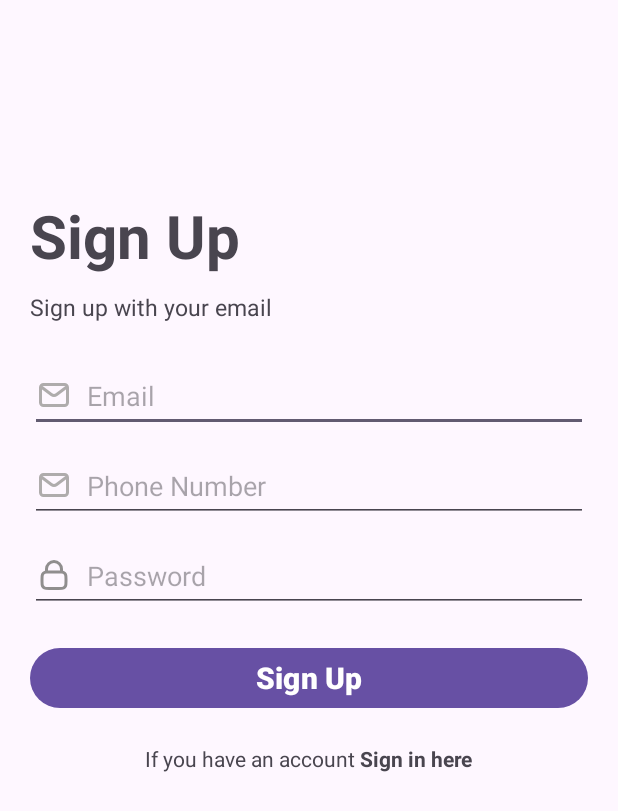
After one commit to huandmse171114/bookstore-mobile, an Android app: the layout signup_layout.xml on its own in the app's theme, with its tools: preview values and no code run, on a phone screen of 412 x 824 dp. The commit adds this screen. Shown: the top 811 px of the screen. Run offline under Robolectric (Android 15) with nearby library versions, the phone set to English and light mode, and no system bars.

Commit message:
layout signin-signup

```diff
--- /dev/null
+++ b/bookstore/app/src/main/res/drawable/email_svgrepo_com.xml
@@ -0,0 +1,19 @@
+<vector xmlns:android="http://schemas.android.com/apk/res/android"
+    android:width="24dp"
+    android:height="24dp"
+    android:viewportWidth="24"
+    android:viewportHeight="24">
+  <path
+      android:pathData="M4,7L10.2,11.65C11.267,12.45 12.733,12.45 13.8,11.65L20,7"
+      android:strokeLineJoin="round"
+      android:strokeWidth="2"
+      android:fillColor="#00000000"
+      android:strokeColor="#afacac"
+      android:strokeLineCap="round"/>
+  <path
+      android:pathData="M5,5L19,5A2,2 0,0 1,21 7L21,17A2,2 0,0 1,19 19L5,19A2,2 0,0 1,3 17L3,7A2,2 0,0 1,5 5z"
+      android:strokeWidth="2"
+      android:fillColor="#00000000"
+      android:strokeColor="#afacac"
+      android:strokeLineCap="round"/>
+</vector>
--- /dev/null
+++ b/bookstore/app/src/main/res/drawable/lock_svgrepo_com.xml
@@ -0,0 +1,13 @@
+<vector xmlns:android="http://schemas.android.com/apk/res/android"
+    android:width="24dp"
+    android:height="24dp"
+    android:viewportWidth="24"
+    android:viewportHeight="24">
+  <path
+      android:pathData="M7,10.029C7.471,10 8.053,10 8.8,10H15.2C15.947,10 16.529,10 17,10.029M7,10.029C6.412,10.065 5.994,10.146 5.638,10.327C5.074,10.615 4.615,11.073 4.327,11.638C4,12.28 4,13.12 4,14.8V16.2C4,17.88 4,18.72 4.327,19.362C4.615,19.927 5.074,20.385 5.638,20.673C6.28,21 7.12,21 8.8,21H15.2C16.88,21 17.72,21 18.362,20.673C18.927,20.385 19.385,19.927 19.673,19.362C20,18.72 20,17.88 20,16.2V14.8C20,13.12 20,12.28 19.673,11.638C19.385,11.073 18.927,10.615 18.362,10.327C18.006,10.146 17.588,10.065 17,10.029M7,10.029V8C7,5.239 9.239,3 12,3C14.761,3 17,5.239 17,8V10.029"
+      android:strokeLineJoin="round"
+      android:strokeWidth="2"
+      android:fillColor="#00000000"
+      android:strokeColor="#908e8e"
+      android:strokeLineCap="round"/>
+</vector>
--- /dev/null
+++ b/bookstore/app/src/main/res/layout/signup_layout.xml
@@ -0,0 +1,102 @@
+<?xml version="1.0" encoding="utf-8"?>
+<RelativeLayout xmlns:android="http://schemas.android.com/apk/res/android"
+    xmlns:tools="http://schemas.android.com/tools"
+    android:layout_width="match_parent"
+    android:layout_height="match_parent"
+    android:id="@+id/signup_layout">
+    <TextView
+        android:id="@+id/signup"
+        android:layout_width="wrap_content"
+        android:layout_height="wrap_content"
+        android:text="@string/sign_up"
+        android:textSize="40sp"
+        android:layout_marginTop="130dp"
+        android:layout_marginStart="20dp"
+        android:textStyle="bold"
+        />
+    <TextView
+        android:id="@+id/signupwith"
+        android:layout_width="wrap_content"
+        android:layout_height="wrap_content"
+        android:text="@string/sign_up_with_your_email"
+        android:textSize="15sp"
+        android:layout_below="@id/signup"
+        android:layout_marginTop="10dp"
+        android:layout_marginStart="20dp"
+        />
+    <EditText
+        android:id="@+id/email"
+        android:layout_width="match_parent"
+        android:layout_height="wrap_content"
+        android:layout_alignParentStart="true"
+        android:layout_alignParentTop="true"
+        android:layout_alignParentEnd="true"
+        android:layout_below="@id/signupwith"
+        android:layout_marginStart="20dp"
+        android:layout_marginTop="240dp"
+        android:layout_marginEnd="20dp"
+        android:hint="@string/email"
+        android:inputType="textEmailAddress"
+        android:minHeight="48sp"
+        android:selectAllOnFocus="true"
+        android:drawableStart="@drawable/email_svgrepo_com"
+        android:drawablePadding="10dp" />
+
+    <EditText
+        android:id="@+id/phone"
+        android:layout_width="match_parent"
+        android:layout_height="wrap_content"
+        android:layout_alignParentStart="true"
+        android:layout_alignParentTop="true"
+        android:layout_alignParentEnd="true"
+        android:layout_below="@id/email"
+        android:layout_marginStart="20dp"
+        android:layout_marginTop="300dp"
+        android:layout_marginEnd="20dp"
+        android:hint="@string/phone_number"
+        android:inputType="phone"
+        android:minHeight="48sp"
+        android:selectAllOnFocus="true"
+        android:drawableStart="@drawable/email_svgrepo_com"
+        android:drawablePadding="10dp" />
+    <EditText
+        android:id="@+id/password"
+        android:layout_width="match_parent"
+        android:layout_height="wrap_content"
+        android:layout_alignParentStart="true"
+        android:layout_alignParentTop="true"
+        android:layout_alignParentEnd="true"
+        android:layout_below="@id/phone"
+        android:layout_marginStart="20dp"
+        android:layout_marginTop="360dp"
+        android:layout_marginEnd="20dp"
+        android:hint="@string/password"
+        android:inputType="textPassword"
+        android:minHeight="48sp"
+        android:selectAllOnFocus="true"
+        android:drawableStart="@drawable/lock_svgrepo_com"
+        android:drawablePadding="10dp" />
+    <Button
+        android:id="@+id/signupbtn"
+        android:layout_width="match_parent"
+        android:layout_height="wrap_content"
+        android:layout_below="@id/password"
+        android:layout_marginTop="20dp"
+        android:layout_centerHorizontal="true"
+        android:text="@string/signup"
+        android:textSize="20sp"
+        android:textStyle="bold"
+        android:layout_marginStart="20dp"
+        android:layout_marginEnd="20dp"
+        />
+
+    <TextView
+        android:id="@+id/alreadyaccount"
+        android:layout_width="wrap_content"
+        android:layout_height="wrap_content"
+        android:text="@string/alreadyacc"
+        android:layout_below="@id/signupbtn"
+        android:layout_centerHorizontal="true"
+        android:layout_marginTop="20dp"/>
+
+</RelativeLayout>
--- a/bookstore/app/src/main/res/values/strings.xml
+++ b/bookstore/app/src/main/res/values/strings.xml
@@ -1,3 +1,17 @@
 <resources>
     <string name="app_name">bookstore</string>
+    <string name="signin_title">Sign In</string>
+    <string name="signup_title">Sign Up</string>
+    <string name="didntacc">Didn't have any account?<b> Sign up here</b></string>
+    <string name="alreadyacc">If you have an account<b> Sign in here</b></string>
+    <string name="sign_in">Sign In</string>
+    <string name="sign_in_with_your_account">Sign in with your Account</string>
+    <string name="email">Email</string>
+    <string name="password">Password</string>
+    <string name="forgot_password">Forgot Password?</string>
+    <string name="signin">Sign In</string>
+    <string name="sign_up_with_your_email">Sign up with your email</string>
+    <string name="sign_up">Sign Up</string>
+    <string name="phone_number">Phone Number</string>
+    <string name="signup">Sign Up</string>
 </resources>
```
Also changed, not shown: bookstore/app/src/main/res/layout/signin_layout.xml (added, +97 -0 lines).
